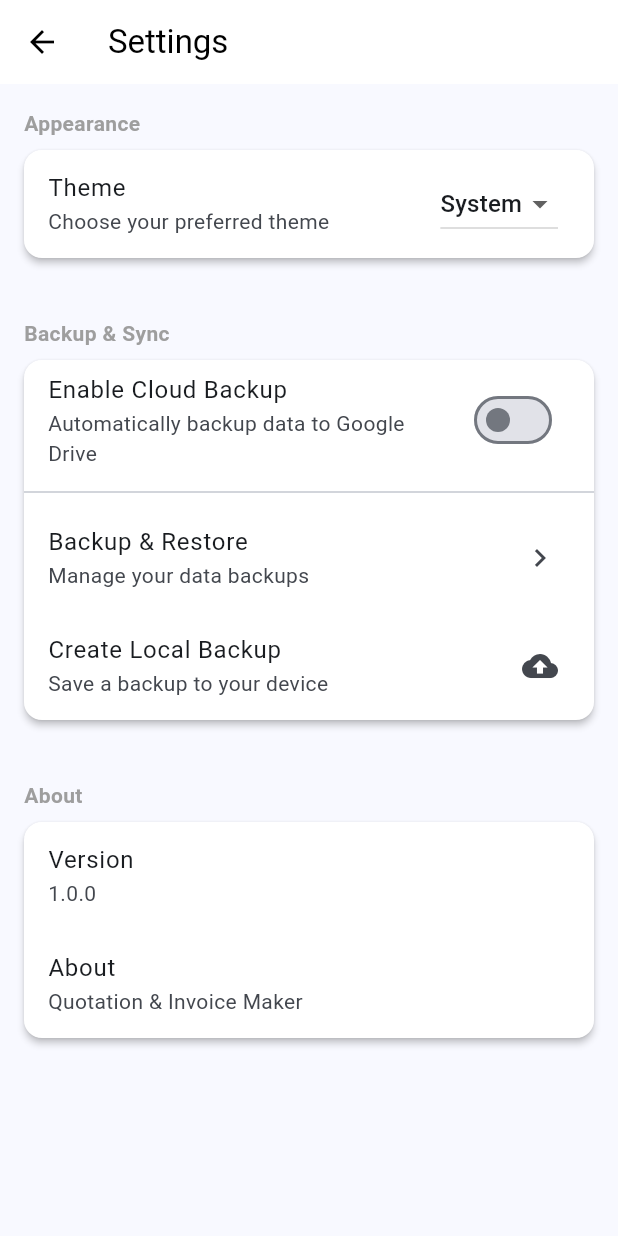
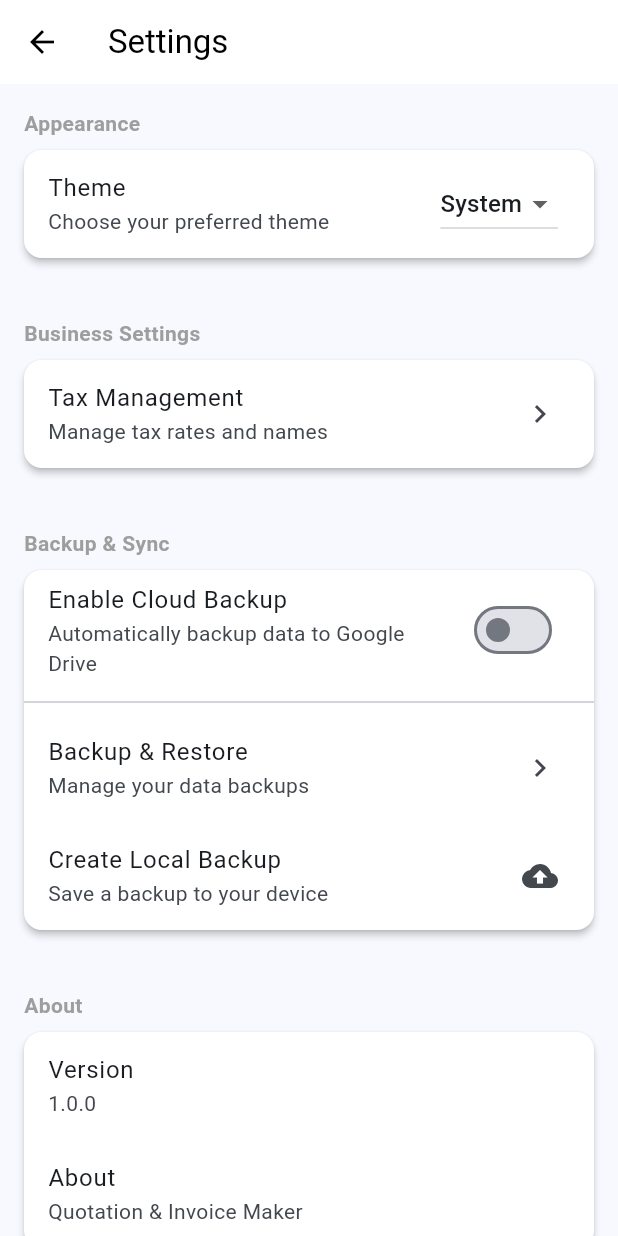
Before and after one commit to sakamadzudzo/quotation_and_invoice_maker, a Flutter app: the SettingsScreen screen opened directly, on a phone screen of 412 x 824 dp. Run offline on Flutter 3.47's test engine with Material 3 defaults, Android fonts, the phone set to English and light mode, and no system bars; our stand-ins replace connectivity_plus, google_sign_in, image_picker, pdf, printing, share_plus and 2 more; missing offline and left inert: googleapis; accounts and stored records are empty.

Commit message:
Added tax management

```diff
--- a/lib/main.dart
+++ b/lib/main.dart
@@ -5,6 +5,7 @@ import 'providers/client_provider.dart';
 import 'providers/quotation_provider.dart';
 import 'providers/invoice_provider.dart';
 import 'providers/settings_provider.dart';
+import 'providers/tax_provider.dart';
 import 'screens/main_navigation_screen.dart';
 import 'utils/themes.dart';
 
@@ -23,6 +24,7 @@ void main() async {
         ChangeNotifierProvider(create: (_) => ClientProvider()),
         ChangeNotifierProvider(create: (_) => QuotationProvider()),
         ChangeNotifierProvider(create: (_) => InvoiceProvider()),
+        ChangeNotifierProvider(create: (_) => TaxProvider()),
       ],
       child: const MyApp(),
     ),
--- a/lib/screens/settings_screen.dart
+++ b/lib/screens/settings_screen.dart
@@ -3,6 +3,7 @@ import 'package:provider/provider.dart';
 import '../providers/settings_provider.dart';
 import '../services/backup_service.dart';
 import 'backup_screen.dart';
+import 'tax_management_screen.dart';
 
 class SettingsScreen extends StatefulWidget {
   const SettingsScreen({super.key});
@@ -24,6 +25,9 @@ class _SettingsScreenState extends State<SettingsScreen> {
             children: [
               _buildSectionHeader('Appearance'),
               _buildThemeSelector(settings),
+              const SizedBox(height: 24),
+              _buildSectionHeader('Business Settings'),
+              _buildBusinessSettingsSection(),
               const SizedBox(height: 24),
               _buildSectionHeader('Backup & Sync'),
               _buildBackupSection(settings),
@@ -75,6 +79,27 @@ class _SettingsScreenState extends State<SettingsScreen> {
                 }
               },
             ),
+          ),
+        ],
+      ),
+    );
+  }
+
+  Widget _buildBusinessSettingsSection() {
+    return Card(
+      margin: const EdgeInsets.symmetric(horizontal: 16),
+      child: Column(
+        children: [
+          ListTile(
+            title: const Text('Tax Management'),
+            subtitle: const Text('Manage tax rates and names'),
+            trailing: const Icon(Icons.chevron_right),
+            onTap: () {
+              Navigator.push(
+                context,
+                MaterialPageRoute(builder: (context) => const TaxManagementScreen()),
+              );
+            },
           ),
         ],
       ),
```
Also changed, not shown: lib/screens/tax_management_screen.dart (+34 -14 lines), lib/services/database_service.dart (+9 -0 lines).
